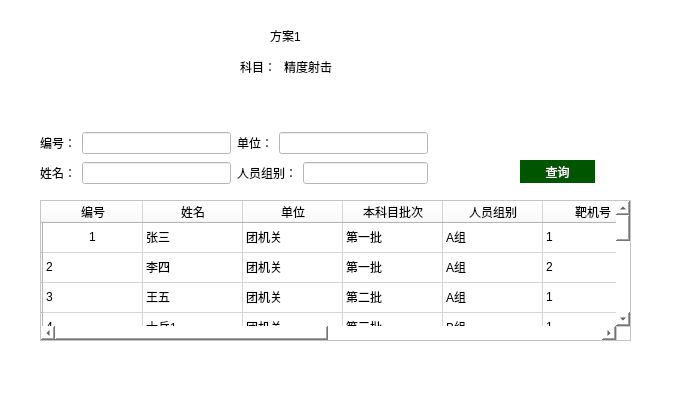
Before: the Qt Designer form src/modules/distribution/SchemeItem.ui in renyilin2007/shot-training-manager-system, drawn with Qt 5.
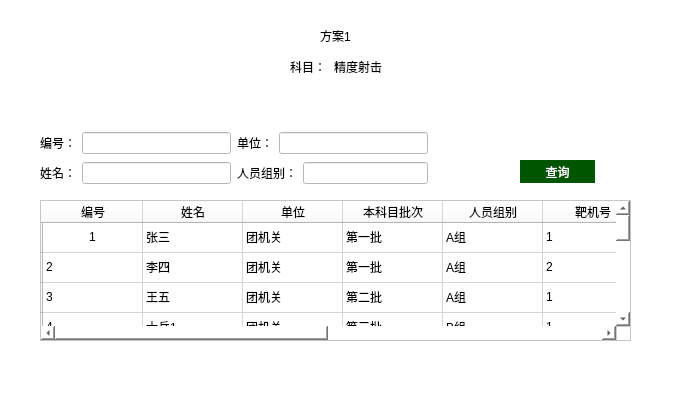
After: the same form once the commit is applied.

Commit message: 提交遗漏修改文件(修整部分UI)

```diff
--- a/src/modules/distribution/SchemeItem.ui
+++ b/src/modules/distribution/SchemeItem.ui
@@ -385,7 +385,7 @@
   <widget class="QLabel" name="label_9">
    <property name="geometry">
     <rect>
-     <x>270</x>
+     <x>320</x>
      <y>30</y>
      <width>54</width>
      <height>12</height>
@@ -395,10 +395,10 @@
     <string>方案1</string>
    </property>
   </widget>
-  <widget class="QWidget" name="">
+  <widget class="QWidget" name="layoutWidget">
    <property name="geometry">
     <rect>
-     <x>240</x>
+     <x>290</x>
      <y>60</y>
      <width>92</width>
      <height>14</height>
@@ -421,7 +421,7 @@
     </item>
    </layout>
   </widget>
-  <widget class="QWidget" name="">
+  <widget class="QWidget" name="layoutWidget">
    <property name="geometry">
     <rect>
      <x>40</x>
```
Left out of the diff: 7 changed lines with no effect on the pictures.
